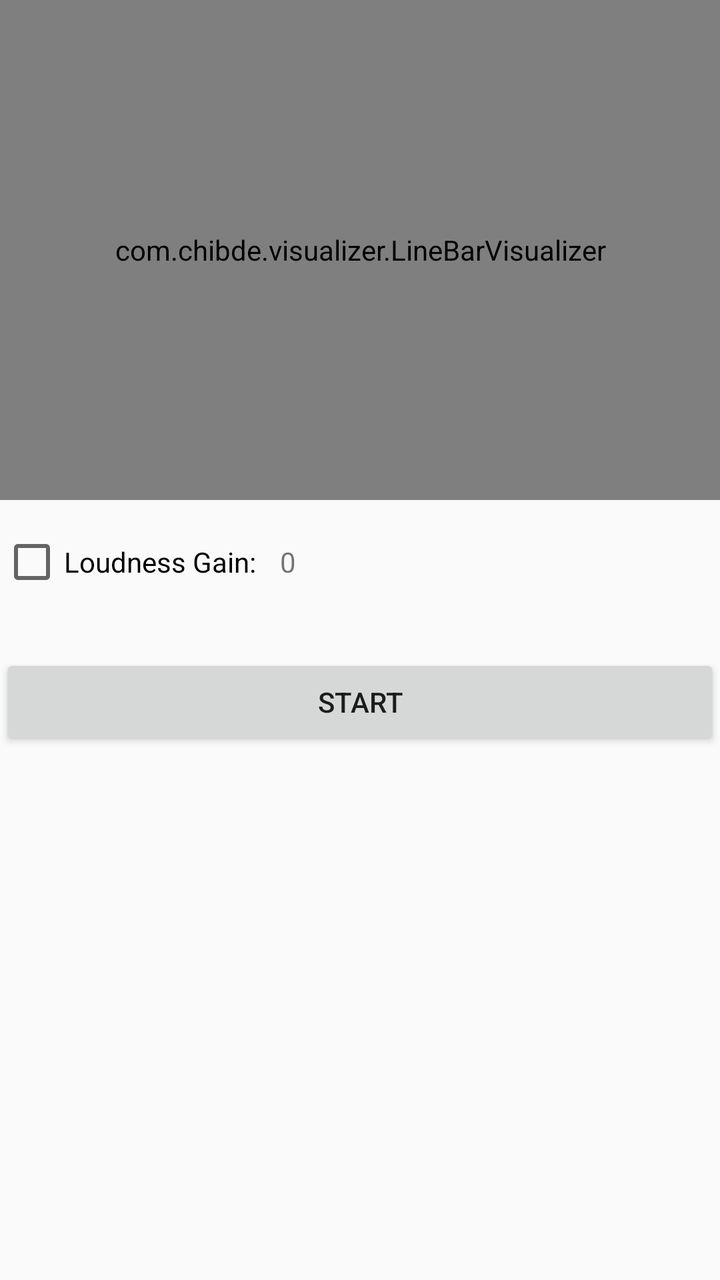
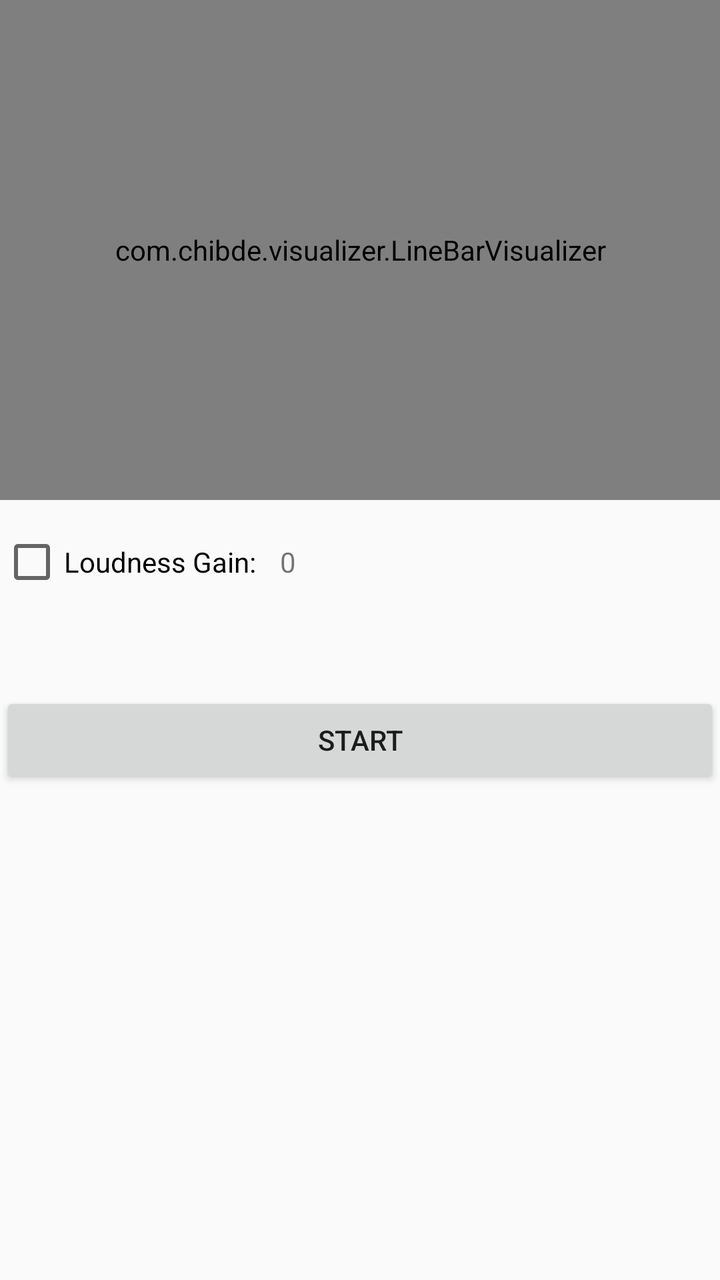

Screens rendered from an Android XML layout before and after an edit, with the pre-edit source and the edit as a unified diff.
<!-- AndroidManifest.xml: application theme AppTheme -->
<!-- res/layout/main_fragment.xml -->
<?xml version="1.0" encoding="utf-8"?>
<LinearLayout xmlns:android="http://schemas.android.com/apk/res/android"
    android:layout_width="match_parent"
    android:layout_height="match_parent"
    android:orientation="vertical">
    <com.chibde.visualizer.LineBarVisualizer
        android:id="@+id/visualizer"
        android:layout_width="match_parent"
        android:layout_height="250dp"/>
    <LinearLayout
        android:layout_marginTop="15dp"
        android:layout_width="wrap_content"
        android:layout_height="wrap_content"
        android:orientation="horizontal">
        <CheckBox android:id="@+id/chkLoudness"
            android:layout_width="wrap_content"
            android:layout_height="wrap_content"
            android:text="Loudness Gain:"
            android:layout_marginRight="12dp"/>
        <TextView android:id="@+id/tvLoudness"
            android:layout_width="wrap_content"
            android:layout_height="wrap_content"
            android:text="0"/>
    </LinearLayout>

    <SeekBar android:id="@+id/seekbarLoudness"
        android:layout_width="match_parent"
        android:layout_height="wrap_content"
        android:visibility="gone"
        android:max="5000" />
    <Button android:id="@+id/btnStartStop"
        android:layout_width="match_parent"
        android:layout_height="wrap_content"
        android:layout_marginTop="30dp"
        android:text="Start"/>
</LinearLayout>
<!-- resources referenced by this layout -->
<resources>
  <style name="AppTheme" parent="Base.Theme.AppCompat.Light.DarkActionBar">
          
          <item name="colorPrimary">@color/colorPrimary</item>
          <item name="colorPrimaryDark">@color/colorPrimaryDark</item>
          <item name="colorAccent">@color/colorAccent</item>
      </style>
  <color name="colorPrimary">#3F51B5</color>
  <color name="colorPrimaryDark">#303F9F</color>
  <color name="colorAccent">#FF4081</color>
</resources>

<!-- the commit's change to res/layout/main_fragment.xml (unified diff, before → after) -->
@@ -22,6 +22,9 @@
             android:layout_height="wrap_content"
             android:text="0"/>
     </LinearLayout>
+    <TextView android:id="@+id/tvTest"
+        android:layout_width="wrap_content"
+        android:layout_height="wrap_content" />
 
     <SeekBar android:id="@+id/seekbarLoudness"
         android:layout_width="match_parent"
